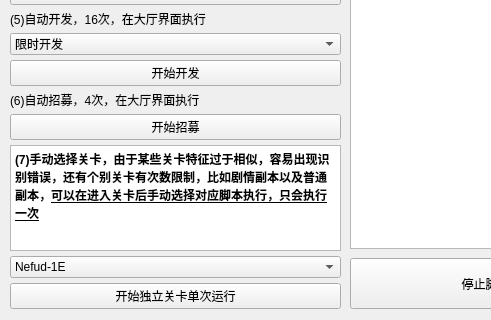
Old version of the form player.ui in the repository HermitZHQ/GameAssistant; both pictures show x 0 to 491 and y 272 to 592 of the 631 by 592 pixel window.
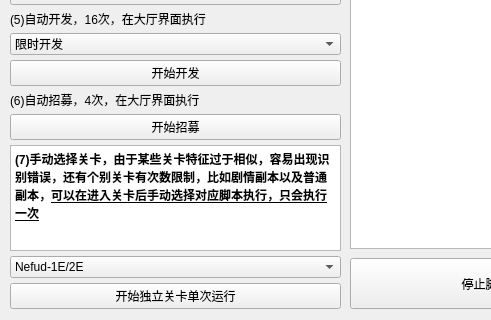
New version of the form.

Diff of the .ui file:
```diff
--- a/player.ui
+++ b/player.ui
@@ -214,7 +214,7 @@
       </property>
       <item>
        <property name="text">
-        <string>Nefud-1E</string>
+        <string>Nefud-1E/2E</string>
        </property>
       </item>
       <item>
```
